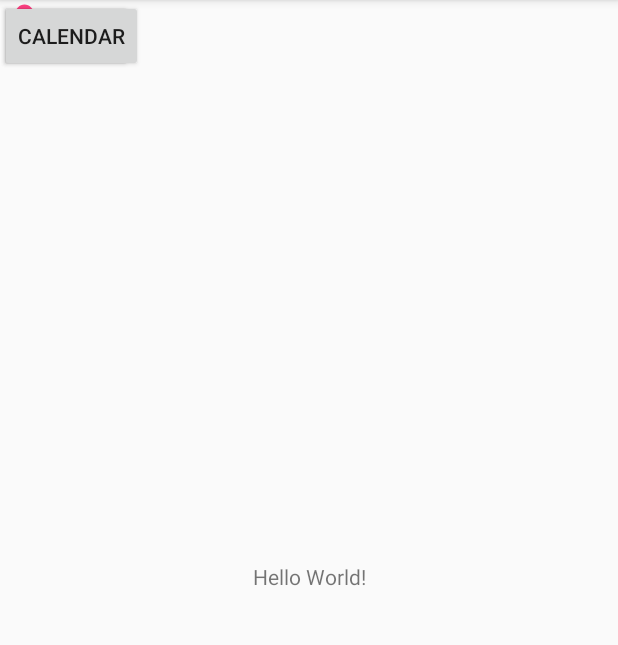
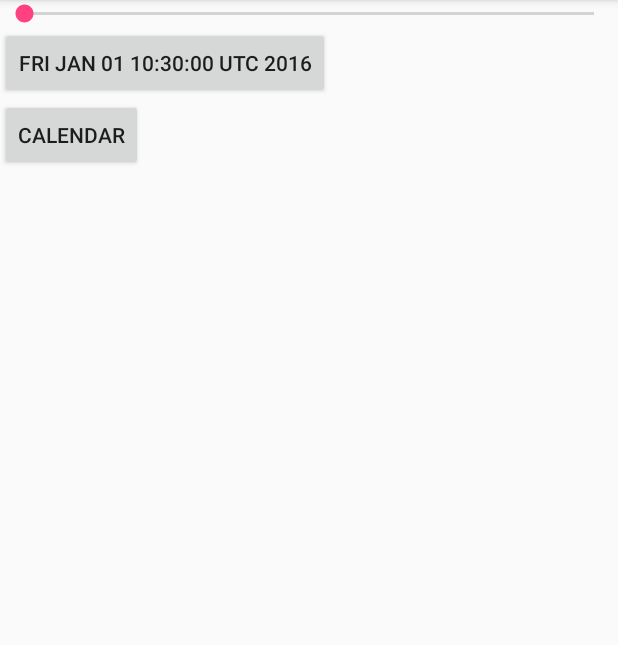
Before and after one commit to sgaw/DateLogger, an Android app: the screen it shows after launch (MainActivity), on a phone screen of 412 x 824 dp, the part 84-729 px from its top. Run offline under Robolectric (Android 15) with nearby library versions, the phone set to English and light mode, and no system bars.

Commit message:
Fix errors NPEs, remove constraint layout, initialize toggle button
- NPE for data provider
- Remove constraint layout
- Initialize toggle button with long format date
- Fix rounding issues with relative date

```diff
--- a/app/src/main/java/com/playground/sgaw/sample/datelogger/MainActivity.java
+++ b/app/src/main/java/com/playground/sgaw/sample/datelogger/MainActivity.java
@@ -22,7 +22,7 @@ public class MainActivity extends AppCompatActivity {
         super.onCreate(savedInstanceState);
         setContentView(R.layout.activity_main);
 
-        Button launchButton = (Button) findViewById(R.id.recordButton);
+        Button launchButton = (Button) findViewById(R.id.detailButton);
         final MainActivity activity = this;
         launchButton.setOnClickListener(new View.OnClickListener() {
             final WeakReference<MainActivity> mActivityRef = new WeakReference<>(activity);
--- a/app/src/main/java/com/playground/sgaw/sample/datelogger/detailflow/DetailDataProvider.java
+++ b/app/src/main/java/com/playground/sgaw/sample/datelogger/detailflow/DetailDataProvider.java
@@ -2,6 +2,7 @@ package com.playground.sgaw.sample.datelogger.detailflow;
 
 import android.support.v4.util.CircularArray;
 
+import java.util.Calendar;
 import java.util.Date;
 
 /**
@@ -16,6 +17,7 @@ public class DetailDataProvider {
 
     private DetailDataProvider() {
         this(new CircularArray<DetailItem>());
+        Calendar instance = Calendar.getInstance();
     }
 
     private DetailDataProvider(CircularArray<DetailItem> detailItemList) {
--- a/app/src/main/java/com/playground/sgaw/sample/datelogger/inputflow/InputDataProvider.java
+++ b/app/src/main/java/com/playground/sgaw/sample/datelogger/inputflow/InputDataProvider.java
@@ -18,7 +18,7 @@ public class InputDataProvider {
 
     public InputDataProvider(Calendar instance) {
         mCalendar = instance;
-        mCalendar.set(2016, 01, 01);
+        mCalendar.set(2016, 00, 01);
     }
 
     Date getDate() {
@@ -31,7 +31,11 @@ public class InputDataProvider {
 
     void setRelativeDayOfMonth(int percent) {
         int maxDayOfMonth = 31; // TODO: use Calendar.getMaximum(DAY_OF_MONTH)
-        setDayOfMonth(percent * maxDayOfMonth / 100);
+        int dayOfMonth = (int) Math.round(percent * maxDayOfMonth / 100.0);
+        if (dayOfMonth < 1) {
+            dayOfMonth = 1;
+        }
+        setDayOfMonth(dayOfMonth);
     }
 
     private void setDayOfMonth(int dayOfMonth) {
--- a/app/src/main/java/com/playground/sgaw/sample/datelogger/inputflow/InputPresenter.java
+++ b/app/src/main/java/com/playground/sgaw/sample/datelogger/inputflow/InputPresenter.java
@@ -6,10 +6,11 @@ package com.playground.sgaw.sample.datelogger.inputflow;
 
 public class InputPresenter {
     private final IDateView mIDateView;
-    private InputDataProvider mInputDataProvider;
+    private InputDataProvider mInputDataProvider = new InputDataProvider();
 
     public InputPresenter(IDateView dateView) {
         mIDateView = dateView;
+        mIDateView.setValue(mInputDataProvider.getDate());
     }
 
     public void record() {
--- a/app/src/main/res/layout/activity_main.xml
+++ b/app/src/main/res/layout/activity_main.xml
@@ -1,24 +1,16 @@
 <?xml version="1.0" encoding="utf-8"?>
-<android.support.constraint.ConstraintLayout
+<LinearLayout
     android:id="@+id/activity_main"
     xmlns:android="http://schemas.android.com/apk/res/android"
     xmlns:app="http://schemas.android.com/apk/res-auto"
     xmlns:tools="http://schemas.android.com/tools"
     android:layout_width="match_parent"
     android:layout_height="match_parent"
+    android:orientation="vertical"
     tools:context="com.playground.sgaw.sample.datelogger.MainActivity">
 
-    <TextView
-        android:layout_width="wrap_content"
-        android:layout_height="wrap_content"
-        android:text="Hello World!"
-        app:layout_constraintLeft_toLeftOf="@+id/activity_main"
-        app:layout_constraintTop_toTopOf="@+id/activity_main"
-        app:layout_constraintRight_toRightOf="@+id/activity_main"
-        app:layout_constraintBottom_toBottomOf="@+id/activity_main"/>
-
     <SeekBar
-        android:layout_width="0dp"
+        android:layout_width="match_parent"
         android:layout_height="wrap_content"
         tools:layout_editor_absoluteX="0dp"
         tools:layout_editor_absoluteY="279dp"
@@ -40,4 +32,4 @@
         tools:layout_editor_absoluteY="443dp"
         android:id="@+id/detailButton"/>
 
-</android.support.constraint.ConstraintLayout>
+</LinearLayout>
```
